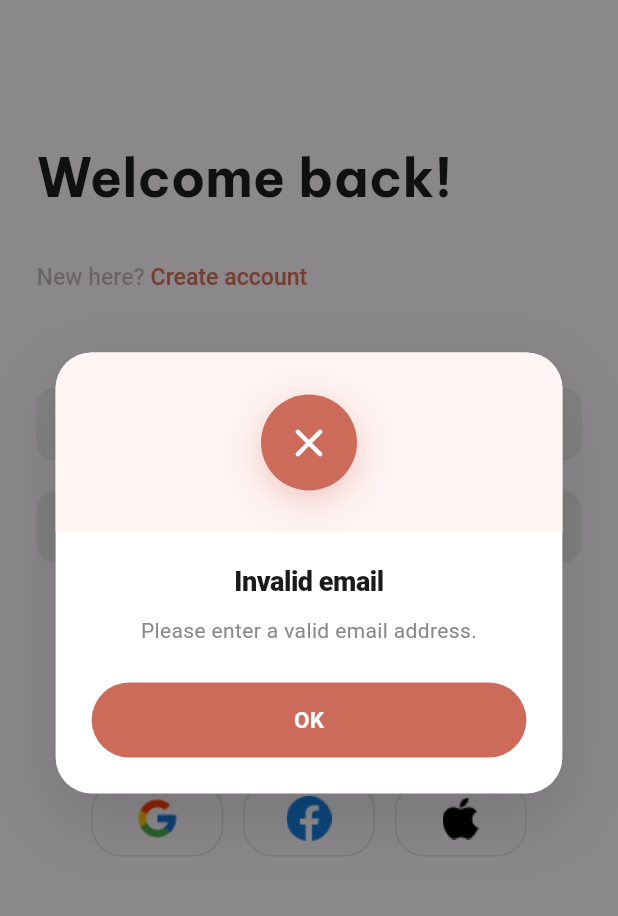
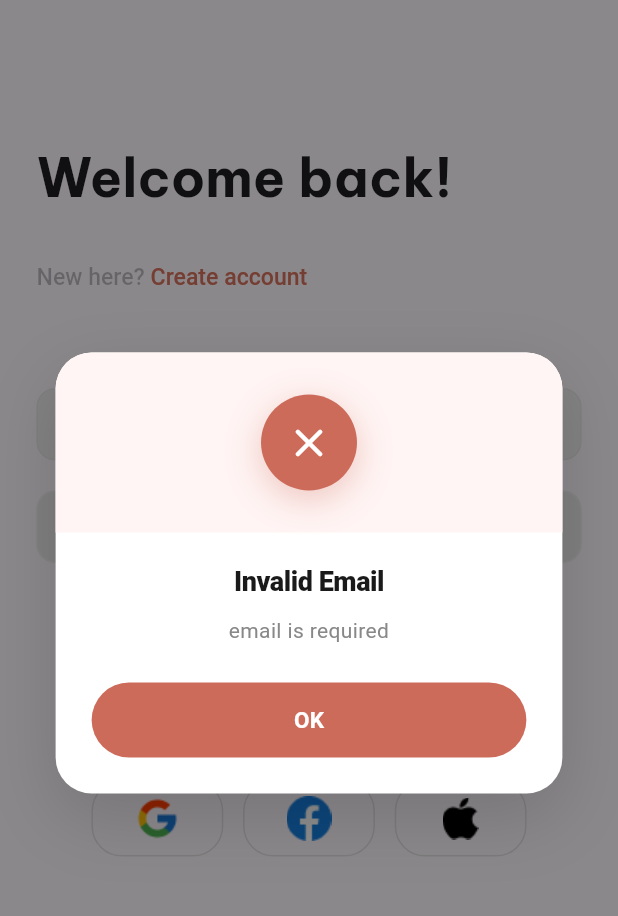
Before and after one commit to nareshgupta99/softlab_auth, a Flutter app: the LoginView screen opened by its route, after a tap on "Login", on a phone screen of 412 x 824 dp, the part 45-961 px from its top. Run offline on Flutter 3.47's test engine with Material 3 defaults, Android fonts, the phone set to English and light mode, and no system bars; drawn by our look-alikes of keyboard_actions; our stand-ins replace bloc, device_info_plus, flutter_bloc, flutter_screenutil, get, shared_preferences; accounts and stored records are empty.

Commit message:
login view migrated to bloc

```diff
--- /dev/null
+++ b/lib/features/auth/bloc/auth_bloc.dart
@@ -0,0 +1,40 @@
+import 'dart:async';
+
+import 'package:bloc/bloc.dart';
+import 'package:meta/meta.dart';
+
+part 'auth_event.dart';
+part 'auth_state.dart';
+
+class AuthBloc extends Bloc<AuthEvent, AuthState> {
+  AuthBloc() : super(AuthInitial()) {
+    on<LoginSubmittedEvent>(_onLogin);
+  }
+
+  Future<void> _onLogin(LoginSubmittedEvent event, Emitter<AuthState> emit) async {
+    emit(AuthLoading());
+    try {
+      final errors = <String, String>{};
+      if (event.email.isEmpty) {
+        errors['email'] = 'email is required';
+      } else if (!event.email.contains('@')) {
+        errors['email'] = 'enter valid email';
+      }
+      if (event.password.isEmpty) {
+        errors['password'] = 'Password is required';
+      } else if (event.password.length < 6) {
+        errors['password'] = 'password must be 6 character long';
+      }
+
+      if (errors.isNotEmpty) {
+        final firstKey = errors.keys.first;
+        final firstError = errors[firstKey]!;
+        emit(AuthValidationError(errorTitle: firstKey == 'email' ? 'Invalid Email' : 'Invalid Password', error: firstError));
+        return;
+      }
+      emit(AuthSuccess());
+    } catch (e) {
+      emit(AuthFailure(e.toString()));
+    }
+  }
+}
--- /dev/null
+++ b/lib/features/auth/bloc/auth_event.dart
@@ -0,0 +1,10 @@
+part of 'auth_bloc.dart';
+
+@immutable
+sealed class AuthEvent {}
+
+class LoginSubmittedEvent extends AuthEvent {
+  final String email;
+  final String password;
+  LoginSubmittedEvent(this.email, this.password);
+}
--- /dev/null
+++ b/lib/features/auth/bloc/auth_state.dart
@@ -0,0 +1,21 @@
+part of 'auth_bloc.dart';
+
+@immutable
+sealed class AuthState {}
+
+final class AuthInitial extends AuthState {}
+
+class AuthLoading extends AuthState {}
+
+class AuthSuccess extends AuthState {}
+
+class AuthFailure extends AuthState {
+  final String error;
+  AuthFailure(this.error);
+}
+
+class AuthValidationError extends AuthState {
+  final String error;
+  final String errorTitle;
+  AuthValidationError({required this.error, required this.errorTitle});
+}
--- a/lib/features/auth/login/login_view.dart
+++ /dev/null
@@ -1,141 +0,0 @@
-import 'package:flutter/gestures.dart';
-import 'package:flutter/material.dart';
-import 'package:flutter_screenutil/flutter_screenutil.dart';
-import 'package:get/get.dart';
-import 'package:keyboard_actions/keyboard_actions.dart';
-import 'package:softlab_auth/components/buttons.dart';
-import 'package:softlab_auth/components/input_fields.dart';
-import 'package:softlab_auth/constants/image_constants.dart';
-import 'package:softlab_auth/features/auth/auth_controller.dart';
-import 'package:softlab_auth/helper/routes.dart';
-
-class LoginView extends StatefulWidget {
-  const LoginView({super.key});
-
-  @override
-  State<LoginView> createState() => _LoginViewState();
-}
-
-class _LoginViewState extends State<LoginView> {
-  FocusNode emailFocus = FocusNode();
-
-  FocusNode passwordFocus = FocusNode();
-
-  AuthController authController = Get.find<AuthController>();
-
-  @override
-  void initState() {
-    authController.reset();
-  }
-
-  @override
-  Widget build(BuildContext context) {
-    return Scaffold(
-      body: SafeArea(
-        child: Padding(
-          padding: EdgeInsets.symmetric(horizontal: 24.r),
-          child: KeyboardActions(
-            config: KeyboardActionsConfig(
-              keyboardActionsPlatform: KeyboardActionsPlatform.ALL,
-              actions: [
-                KeyboardActionsItem(
-                  displayDoneButton: true,
-                  displayArrows: true,
-                  focusNode: emailFocus,
-                  toolbarButtons: [
-                    (node) {
-                      return TextButton(onPressed: () => node.unfocus(), child: Text("Done"));
-                    },
-                  ],
-                ),
-                KeyboardActionsItem(
-                  displayDoneButton: true,
-                  focusNode: passwordFocus,
-                  toolbarButtons: [
-                    (node) {
-                      return TextButton(onPressed: () => node.unfocus(), child: Text("Done"));
-                    },
-                  ],
-                ),
-              ],
-            ),
-            child: Column(
-              crossAxisAlignment: CrossAxisAlignment.start,
-              children: [
-                SizedBox(height: 5.h),
-
-                Text("FarmerEats", style: TextStyle(fontFamily: 'BeVietnam', fontWeight: FontWeight.w400, fontSize: 16.sp)),
-                SizedBox(height: 92.h),
-                Text("Welcome back!", style: TextStyle(fontFamily: 'BeVietnam', fontWeight: FontWeight.w700, fontSize: 32.sp)),
-                SizedBox(height: 32.h),
-
-                RichText(
-                  text: TextSpan(
-                    style: TextStyle(fontFamily: 'BeVietnam', fontWeight: FontWeight.w500, fontSize: 14.sp, color: Colors.black),
-                    children: [
-                      TextSpan(text: "New here? ", style: TextStyle(color: Colors.black26)),
-                      TextSpan(
-                        text: "Create account",
-                        style: TextStyle(color: Color(0xffD5715B)),
-                        recognizer:
-                            TapGestureRecognizer()
-                              ..onTap = () {
-                                Get.offNamed(Routes.getRegisterStep1());
-                              },
-                      ),
-                    ],
-                  ),
-                ),
-                SizedBox(height: 64.h),
-
-                CustomTextField(
-                  controller: authController.emailController,
-                  prefixIcon: Icons.alternate_email,
-                  hintText: "Email Address",
-                  focus: emailFocus,
-                ),
-                SizedBox(height: 20.h),
-                CustomTextFieldWithSuffixText(
-                  suffixText: "Forgot?",
-                  onTapSuffix: () {
-                    Get.toNamed(Routes.getSendOtp());
-                  },
-                  controller: authController.passwordController,
-                  prefixIcon: Icons.lock_outline,
-                  hintText: "Password",
-                  focus: passwordFocus,
-                ),
-                SizedBox(height: 40.h),
-                customButton(
-                  onPressed: () {
-                    authController.loginWithValidation(context);
-                  },
-                  text: "Login",
-                  color: Color(0xffd4705b),
-                ),
-                SizedBox(height: 20.h),
-                Center(
-                  child: Text(
-                    "or login with",
-                    style: TextStyle(fontFamily: 'BeVietnam', fontWeight: FontWeight.w500, fontSize: 12.sp, color: Colors.black.withAlpha(60)),
-                  ),
-                ),
-                SizedBox(height: 20.h),
-                Row(
-                  mainAxisAlignment: MainAxisAlignment.center,
-                  children: [
-                    SocialButton(imageUrl: Images.google, onTap: () {}),
-                    SizedBox(width: 12.w),
-                    SocialButton(imageUrl: Images.facebook, onTap: () {}),
-                    SizedBox(width: 12.w),
-                    SocialButton(imageUrl: Images.apple, onTap: () {}),
-                  ],
-                ),
-              ],
-            ),
-          ),
-        ),
-      ),
-    );
-  }
-}
--- /dev/null
+++ b/lib/features/auth/screen/login/login_view.dart
@@ -0,0 +1,153 @@
+import 'package:flutter/gestures.dart';
+import 'package:flutter/material.dart';
+import 'package:flutter_bloc/flutter_bloc.dart';
+import 'package:flutter_screenutil/flutter_screenutil.dart';
+import 'package:get/get.dart';
+import 'package:keyboard_actions/keyboard_actions.dart';
+import 'package:softlab_auth/components/buttons.dart';
+import 'package:softlab_auth/components/input_fields.dart';
+import 'package:softlab_auth/constants/image_constants.dart';
+import 'package:softlab_auth/features/auth/bloc/auth_bloc.dart';
+import 'package:softlab_auth/helper/routes.dart';
+import 'package:softlab_auth/utils/app_overlay.dart';
+
+class LoginView extends StatefulWidget {
+  const LoginView({super.key});
+
+  @override
+  State<LoginView> createState() => _LoginViewState();
+}
+
+class _LoginViewState extends State<LoginView> {
+  FocusNode emailFocus = FocusNode();
+
+  FocusNode passwordFocus = FocusNode();
+
+  final emailController = TextEditingController();
+  final passwordController = TextEditingController();
+  AuthBloc authBloc = AuthBloc();
+
+  @override
+  Widget build(BuildContext context) {
+    return BlocConsumer<AuthBloc, AuthState>(
+      bloc: authBloc,
+      buildWhen: (previous, current) {
+        return current is AuthLoading || current is AuthFailure;
+      },
+      listenWhen: (previous, current) {
+        return current is AuthSuccess || current is AuthValidationError;
+      },
+      listener: (context, state) {
+        if (state is AuthValidationError) {
+          AppOverlay.showMessage(context, type: OverlayType.error, title: state.errorTitle, message: state.error);
+        } else if (state is AuthSuccess) {
+          Navigator.pushReplacementNamed(context, MRoutes.home);
+        }
+      },
+      builder: (context, state) {
+        return Scaffold(
+          body: SafeArea(
+            child: Padding(
+              padding: EdgeInsets.symmetric(horizontal: 24.r),
+              child: KeyboardActions(
+                config: KeyboardActionsConfig(
+                  keyboardActionsPlatform: KeyboardActionsPlatform.ALL,
+                  actions: [
+                    KeyboardActionsItem(
+                      displayDoneButton: true,
+                      displayArrows: true,
+                      focusNode: emailFocus,
+                      toolbarButtons: [
+                        (node) {
+                          return TextButton(onPressed: () => node.unfocus(), child: Text("Done"));
+                        },
+                      ],
+                    ),
+                    KeyboardActionsItem(
+                      displayDoneButton: true,
+                      focusNode: passwordFocus,
+                      toolbarButtons: [
+                        (node) {
+                          return TextButton(onPressed: () => node.unfocus(), child: Text("Done"));
+                        },
+                      ],
+                    ),
+                  ],
+                ),
+                child: Column(
+                  crossAxisAlignment: CrossAxisAlignment.start,
+                  children: [
+                    SizedBox(height: 5.h),
+
+                    Text("FarmerEats", style: TextStyle(fontFamily: 'BeVietnam', fontWeight: FontWeight.w400, fontSize: 16.sp)),
+                    SizedBox(height: 92.h),
+                    Text("Welcome back!", style: TextStyle(fontFamily: 'BeVietnam', fontWeight: FontWeight.w700, fontSize: 32.sp)),
+                    SizedBox(height: 32.h),
+
+                    RichText(
+                      text: TextSpan(
+                        style: TextStyle(fontFamily: 'BeVietnam', fontWeight: FontWeight.w500, fontSize: 14.sp, color: Colors.black),
+                        children: [
+                          TextSpan(text: "New here? ", style: TextStyle(color: Colors.black26)),
+                          TextSpan(
+                            text: "Create account",
+                            style: TextStyle(color: Color(0xffD5715B)),
+                            recognizer:
+                                TapGestureRecognizer()
+                                  ..onTap = () {
+                                    Get.offNamed(Routes.getRegisterStep1());
+                                  },
+                          ),
+                        ],
+                      ),
+                    ),
+                    SizedBox(height: 64.h),
+
+                    CustomTextField(controller: emailController, prefixIcon: Icons.alternate_email, hintText: "Email Address", focus: emailFocus),
+                    SizedBox(height: 20.h),
+                    CustomTextFieldWithSuffixText(
+                      suffixText: "Forgot?",
+                      onTapSuffix: () {
+                        Get.toNamed(Routes.getSendOtp());
+                      },
+                      controller: passwordController,
+                      prefixIcon: Icons.lock_outline,
+                      hintText: "Password",
+                      focus: passwordFocus,
+                    ),
+                    SizedBox(height: 40.h),
+                    customButton(
+                      onPressed: () {
+                        authBloc.add(LoginSubmittedEvent(emailController.text, passwordController.text));
+                      },
+                      text: "Login",
+                      color: Color(0xffd4705b),
+                    ),
+                    SizedBox(height: 20.h),
+                    Center(
+                      child: Text(
+                        "or login with",
+                        style: TextStyle(fontFamily: 'BeVietnam', fontWeight: FontWeight.w500, fontSize: 12.sp, color: Colors.black.withAlpha(60)),
+                      ),
+                    ),
+                    SizedBox(height: 20.h),
+                    Row(
+                      mainAxisAlignment: MainAxisAlignment.center,
+                      children: [
+                        SocialButton(imageUrl: Images.google, onTap: () {}),
+                        SizedBox(width: 12.w),
+                        SocialButton(imageUrl: Images.facebook, onTap: () {}),
+                        SizedBox(width: 12.w),
+                        SocialButton(imageUrl: Images.apple, onTap: () {}),
+                      ],
+                    ),
+                  ],
+                ),
+              ),
+            ),
+          ),
+        );
+      },
+    );
+  }
+}
--- a/lib/features/auth/register/register_step1.dart
+++ b/lib/features/auth/screen/register/register_step1.dart
@@ -40,7 +40,7 @@ class _RegisterStep1State extends State<RegisterStep1> {
           child: Row(
             children: [
               TextButton(
-                onPressed: () => Get.offNamed(Routes.getLoginView()),
+                onPressed: () =>  Navigator.pushReplacementNamed(context, MRoutes.login),
                 child: Text('Login', style: TextStyle(color: RegisterStep1.kTextDark, fontSize: 15.sp, decoration: TextDecoration.underline)),
               ),
               Expanded(
--- a/lib/features/auth/register/register_step2.dart
+++ b/lib/features/auth/screen/register/register_step2.dart
@@ -83,7 +83,7 @@ class RegisterStep2 extends StatelessWidget {
           child: Row(
             children: [
               TextButton(
-                onPressed: () => Get.offNamed(Routes.getLoginView()),
+                onPressed: () =>  Navigator.pushReplacementNamed(context, MRoutes.login),
                 child: Text('Login', style: TextStyle(color: kTextDark, fontSize: 15.sp, decoration: TextDecoration.underline)),
               ),
               Expanded(
--- a/lib/features/auth/register/registration_complete.dart
+++ b/lib/features/auth/screen/register/registration_complete.dart
@@ -1,5 +1,4 @@
 import 'package:flutter/material.dart';
-import 'package:get/get.dart';
 import 'package:softlab_auth/components/buttons.dart';
 import 'package:softlab_auth/helper/routes.dart';
 
@@ -50,7 +49,7 @@ class RegistrationComplete extends StatelessWidget {
                 child: customButton(
                   text: 'Got it!',
                   onPressed: () {
-                    Get.offAllNamed(Routes.getLoginView());
+                    Navigator.pushReplacementNamed(context, MRoutes.login);
                   },
                   color: kPrimary,
                 ),
--- a/lib/helper/routes.dart
+++ b/lib/helper/routes.dart
@@ -1,14 +1,16 @@
+import 'package:flutter/material.dart';
 import 'package:get/get.dart';
-import 'package:softlab_auth/features/auth/login/login_view.dart';
-import 'package:softlab_auth/features/auth/onboarding/onboarding_screen.dart';
-import 'package:softlab_auth/features/auth/register/register_step1.dart';
-import 'package:softlab_auth/features/auth/register/register_step2.dart';
-import 'package:softlab_auth/features/auth/register/register_step3.dart';
-import 'package:softlab_auth/features/auth/register/register_step4.dart';
-import 'package:softlab_auth/features/auth/register/registration_complete.dart';
-import 'package:softlab_auth/features/auth/reset_password/send_otp.dart';
-import 'package:softlab_auth/features/auth/reset_password/update_password.dart';
-import 'package:softlab_auth/features/auth/reset_password/verify_otp.dart';
+import 'package:softlab_auth/features/auth/screen/login/login_view.dart';
+import 'package:softlab_auth/features/auth/screen/register/register_step1.dart';
+import 'package:softlab_auth/features/auth/screen/register/register_step2.dart';
+import 'package:softlab_auth/features/auth/screen/register/register_step3.dart';
+import 'package:softlab_auth/features/auth/screen/register/register_step4.dart';
+import 'package:softlab_auth/features/auth/screen/register/registration_complete.dart';
+import 'package:softlab_auth/features/auth/screen/reset_password/send_otp.dart';
+import 'package:softlab_auth/features/auth/screen/reset_password/update_password.dart';
+import 'package:softlab_auth/features/auth/screen/reset_password/verify_otp.dart';
+import 'package:softlab_auth/features/home/home.dart';
+import 'package:softlab_auth/features/onboarding/onboarding_screen.dart';
 import 'package:softlab_auth/features/splash/splash_screen.dart';
 
 class Routes {
@@ -50,3 +52,37 @@ class Routes {
     GetPage(name: _splashView, page: () => SplashScreen()),
   ];
 }
+
+class MRoutes {
+  // Route Names — same rakhe
+  static const String onboarding = "/onboarding_screen";
+  static const String login = "/login_view";
+  static const String sendOtp = "/send_otp_view";
+  static const String verifyOtp = "/verify_otp_view";
+  static const String resetPassword = "/reset_password_view";
+  static const String registerStep1 = "/register_step1";
+  static const String registerStep2 = "/register_step2";
+  static const String registerStep3 = "/register_step3";
+  static const String registerStep4 = "/register_step4";
+  static const String completeRegistration = "/complete_registration";
+  static const String splash = "/splash_view";
+  static const String home = "/home";
+
+  // Flutter built-in routes map
+  static Map<String, WidgetBuilder> getRoutes() {
+    return {
+      splash: (_) => SplashScreen(),
+      onboarding: (_) => OnboardingScreen(),
+      login: (_) => LoginView(),
+      sendOtp: (_) => SendOtpView(),
+      verifyOtp: (_) => VerifyOtpView(id: ""),
+      resetPassword: (_) => UpdatePasswordView(),
+      registerStep1: (_) => RegisterStep1(),
+      registerStep2: (_) => RegisterStep2(),
+      registerStep3: (_) => RegisterStep3(),
+      registerStep4: (_) => RegisterStep4(),
+      completeRegistration: (_) => RegistrationComplete(),
+      home:(_)=>Home()
+    };
+  }
+}
--- a/pubspec.yaml
+++ b/pubspec.yaml
@@ -22,6 +22,8 @@ dependencies:
   keyboard_actions: ^4.2.1
   shared_preferences: ^2.5.3
   device_info_plus: ^12.3.0
+  bloc: ^9.2.0
+  flutter_bloc: ^9.1.1
 
 dev_dependencies:
   flutter_test:
```
Also changed, not shown: lib/features/home/home.dart (added, +10 -0 lines), lib/features/onboarding/onboarding_screen.dart (renamed from lib/features/auth/onboarding/onboarding_screen.dart, +3 -4 lines), lib/features/splash/splash_screen.dart (+6 -5 lines), lib/main.dart (+3 -4 lines), lib/features/auth/screen/register/register_step3.dart (renamed from lib/features/auth/register/register_step3.dart), lib/features/auth/screen/register/register_step4.dart (renamed from lib/features/auth/register/register_step4.dart), lib/features/auth/screen/reset_password/send_otp.dart (renamed from lib/features/auth/reset_password/send_otp.dart), lib/features/auth/screen/reset_password/update_password.dart (renamed from lib/features/auth/reset_password/update_password.dart), lib/features/auth/screen/reset_password/verify_otp.dart (renamed from lib/features/auth/reset_password/verify_otp.dart), lib/features/onboarding/onboarding_page.dart (renamed from lib/features/auth/onboarding/onboarding_page.dart), pubspec.lock.
